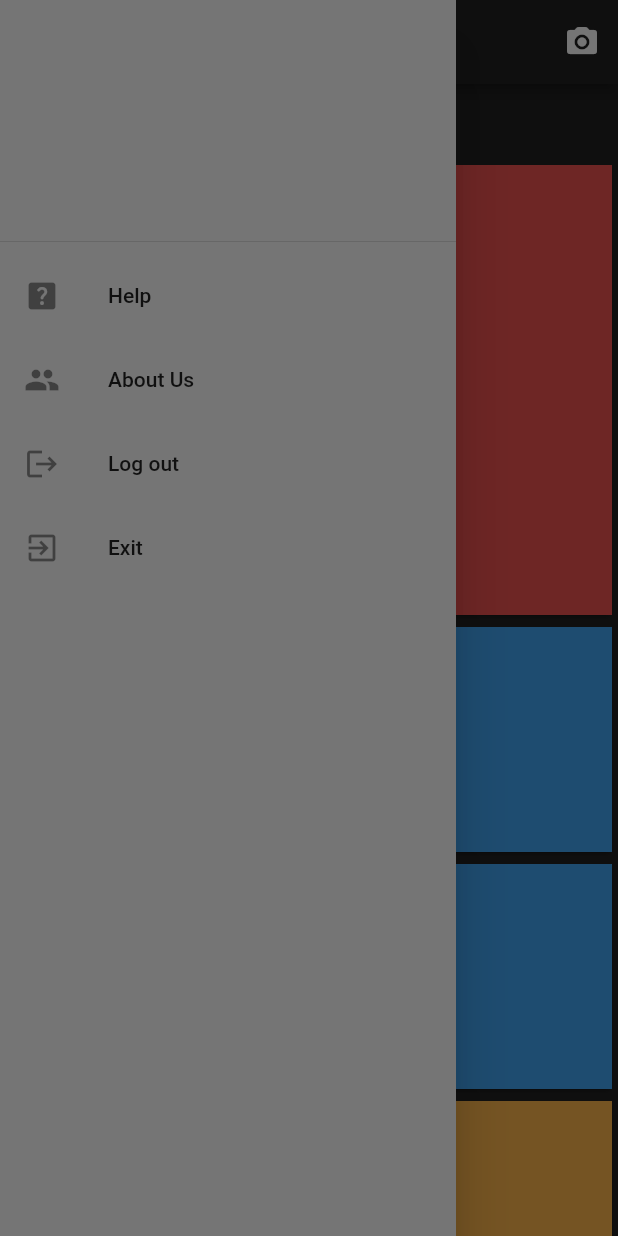
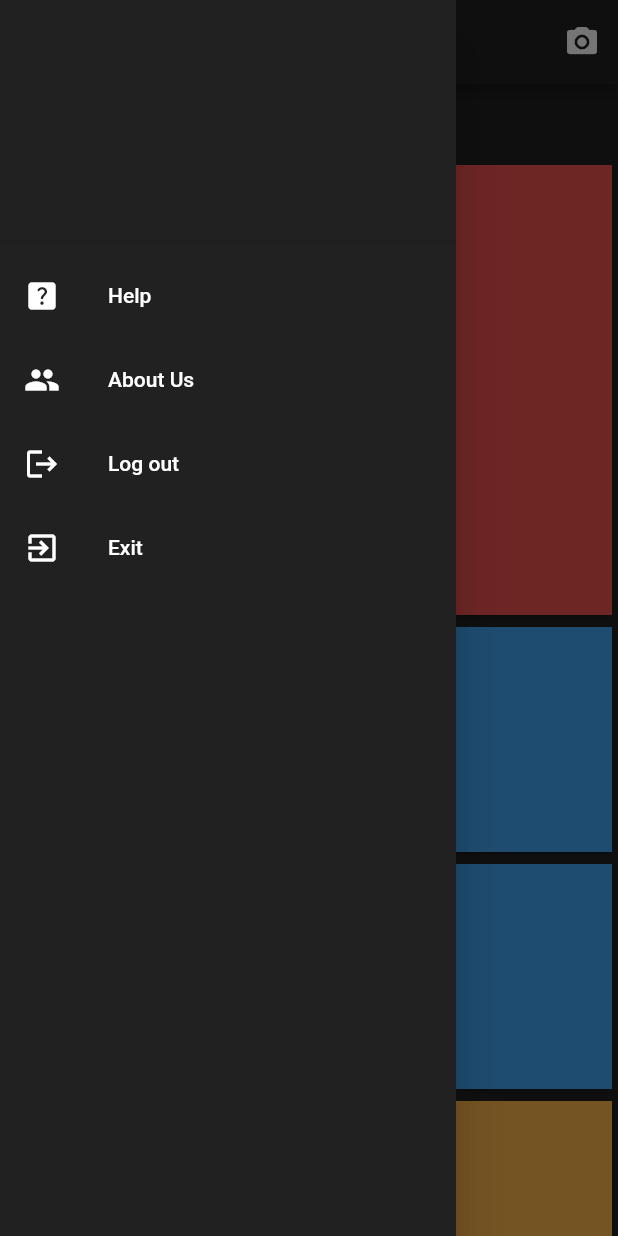
Before and after one commit to TreeTracker/treetracker, a Flutter app: the AppHomePage screen opened directly, with the side drawer open, on a phone screen of 412 x 824 dp. Run offline on Flutter 3.47's test engine with Material 2 defaults, Android fonts, the phone set to English and light mode, and no system bars; our stand-ins replace firebase_auth, firebase_core, google_sign_in; missing offline and left inert: back_button_interceptor, flutter_auth_buttons; accounts and stored records are empty.

Commit message:
Minor UI Changes

```diff
--- a/lib/home.dart
+++ b/lib/home.dart
@@ -52,7 +52,7 @@ class _AppHomePageState extends State<AppHomePage> {
         ),
         drawer: Drawer(
           child: Container(
-            color: Colors.grey[600],
+            color: Colors.grey[900],
             child: ListView(
               children: [
                 DrawerHeader(
@@ -72,18 +72,45 @@ class _AppHomePageState extends State<AppHomePage> {
                   ),
                 ),
                 ListTile(
-                  leading: Icon(Icons.help_center_rounded),
-                  title: Text('Help'),
+                  tileColor: Colors.grey[800],
+                  leading: Icon(
+                    Icons.help_center_rounded,
+                    color: Colors.white,
+                  ),
+                  title: Text(
+                    'Help',
+                    style: TextStyle(
+                      color: Colors.white,
+                    ),
+                  ),
                   onTap: () {},
                 ),
                 ListTile(
-                  leading: Icon(Icons.people),
-                  title: Text('About Us'),
+                  tileColor: Colors.grey[800],
+                  leading: Icon(
+                    Icons.people,
+                    color: Colors.white,
+                  ),
+                  title: Text(
+                    'About Us',
+                    style: TextStyle(
+                      color: Colors.white,
+                    ),
+                  ),
                   onTap: () {},
                 ),
                 ListTile(
-                  leading: Icon(Icons.logout),
-                  title: Text('Log out'),
+                  tileColor: Colors.grey[800],
+                  leading: Icon(
+                    Icons.logout,
+                    color: Colors.white,
+                  ),
+                  title: Text(
+                    'Log out',
+                    style: TextStyle(
+                      color: Colors.white,
+                    ),
+                  ),
                   onTap: () {
                     Navigator.push(
                       context,
@@ -92,8 +119,17 @@ class _AppHomePageState extends State<AppHomePage> {
                   },
                 ),
                 ListTile(
-                  leading: Icon(Icons.exit_to_app),
-                  title: Text('Exit'),
+                  tileColor: Colors.grey[800],
+                  leading: Icon(
+                    Icons.exit_to_app,
+                    color: Colors.white,
+                  ),
+                  title: Text(
+                    'Exit',
+                    style: TextStyle(
+                      color: Colors.white,
+                    ),
+                  ),
                   onTap: () {
                     exit(0);
                   },
```
